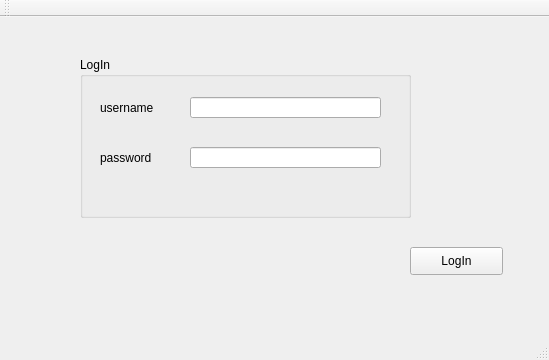
M-JavadHeydarpour/University-resource-management, file University-resource-management/login.ui: the form before one commit.
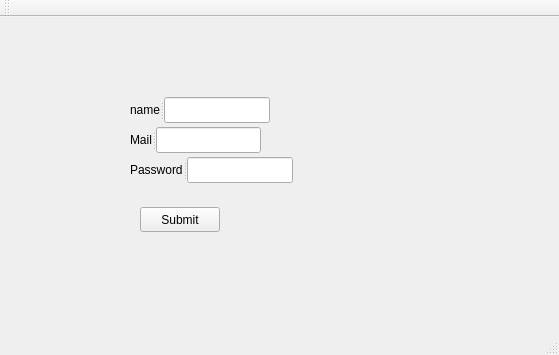
The form after the commit.

Commit message: Stacked page for signup added

Patch:
```diff
--- a/University-resource-management/login.ui
+++ b/University-resource-management/login.ui
@@ -6,34 +6,47 @@
    <rect>
     <x>0</x>
     <y>0</y>
-    <width>549</width>
-    <height>360</height>
+    <width>559</width>
+    <height>355</height>
    </rect>
   </property>
   <property name="windowTitle">
    <string>Login</string>
   </property>
   <widget class="QWidget" name="centralWidget">
-   <widget class="QPushButton" name="pushButton">
+   <widget class="QLabel" name="label_status">
     <property name="geometry">
      <rect>
-      <x>410</x>
-      <y>230</y>
-      <width>93</width>
-      <height>28</height>
+      <x>20</x>
+      <y>240</y>
+      <width>281</width>
+      <height>31</height>
      </rect>
     </property>
     <property name="text">
-     <string>LogIn</string>
+     <string/>
     </property>
    </widget>
+   <widget class="QStackedWidget" name="stackedWidget">
+    <property name="geometry">
+     <rect>
+      <x>70</x>
+      <y>30</y>
+      <width>541</width>
+      <height>301</height>
+     </rect>
+    </property>
+    <property name="currentIndex">
+     <number>1</number>
+    </property>
+    <widget class="QWidget" name="page">
    <widget class="QGroupBox" name="groupBox">
     <property name="geometry">
      <rect>
-      <x>80</x>
-      <y>40</y>
+        <x>40</x>
+        <y>10</y>
       <width>331</width>
-      <height>161</height>
+        <height>191</height>
      </rect>
     </property>
     <property name="title">
@@ -85,8 +98,20 @@
       </rect>
      </property>
     </widget>
-   </widget>
-   <widget class="QLabel" name="label_status">
+      <widget class="QPushButton" name="pushButton">
+       <property name="geometry">
+        <rect>
+         <x>220</x>
+         <y>150</y>
+         <width>80</width>
+         <height>25</height>
+        </rect>
+       </property>
+       <property name="text">
+        <string>login</string>
+       </property>
+      </widget>
+      <widget class="QPushButton" name="pushButton_2">
     <property name="geometry">
      <rect>
       <x>20</x>
@@ -96,8 +121,96 @@
      </rect>
     </property>
     <property name="text">
-     <string/>
-    </property>
+        <string>Signup</string>
+       </property>
+      </widget>
+      <widget class="QLabel" name="label">
+       <property name="geometry">
+        <rect>
+         <x>40</x>
+         <y>150</y>
+         <width>55</width>
+         <height>16</height>
+        </rect>
+       </property>
+       <property name="text">
+        <string>SignUp</string>
+       </property>
+      </widget>
+     </widget>
+    </widget>
+    <widget class="QWidget" name="page_2">
+     <widget class="QPushButton" name="pushButton_3">
+      <property name="geometry">
+       <rect>
+        <x>70</x>
+        <y>160</y>
+        <width>80</width>
+        <height>25</height>
+       </rect>
+      </property>
+      <property name="text">
+       <string>Submit</string>
+      </property>
+     </widget>
+     <widget class="QSplitter" name="splitter">
+      <property name="geometry">
+       <rect>
+        <x>60</x>
+        <y>50</y>
+        <width>140</width>
+        <height>26</height>
+       </rect>
+      </property>
+      <property name="orientation">
+       <enum>Qt::Horizontal</enum>
+      </property>
+      <widget class="QLabel" name="label_2">
+       <property name="text">
+        <string>name</string>
+       </property>
+      </widget>
+      <widget class="QLineEdit" name="lineEdit"/>
+     </widget>
+     <widget class="QSplitter" name="splitter_2">
+      <property name="geometry">
+       <rect>
+        <x>60</x>
+        <y>80</y>
+        <width>131</width>
+        <height>26</height>
+       </rect>
+      </property>
+      <property name="orientation">
+       <enum>Qt::Horizontal</enum>
+      </property>
+      <widget class="QLabel" name="label_3">
+       <property name="text">
+        <string>Mail</string>
+       </property>
+      </widget>
+      <widget class="QLineEdit" name="lineEdit_2"/>
+     </widget>
+     <widget class="QSplitter" name="splitter_3">
+      <property name="geometry">
+       <rect>
+        <x>60</x>
+        <y>110</y>
+        <width>163</width>
+        <height>26</height>
+       </rect>
+      </property>
+      <property name="orientation">
+       <enum>Qt::Horizontal</enum>
+      </property>
+      <widget class="QLabel" name="label_4">
+       <property name="text">
+        <string>Password</string>
+       </property>
+      </widget>
+      <widget class="QLineEdit" name="lineEdit_3"/>
+     </widget>
+    </widget>
    </widget>
   </widget>
   <widget class="QMenuBar" name="menuBar">
```
Left out of the diff: 12 changed lines with no effect on the pictures. Lines whose indentation alone changed are shown as unchanged. The commit also changes 2 other files.
